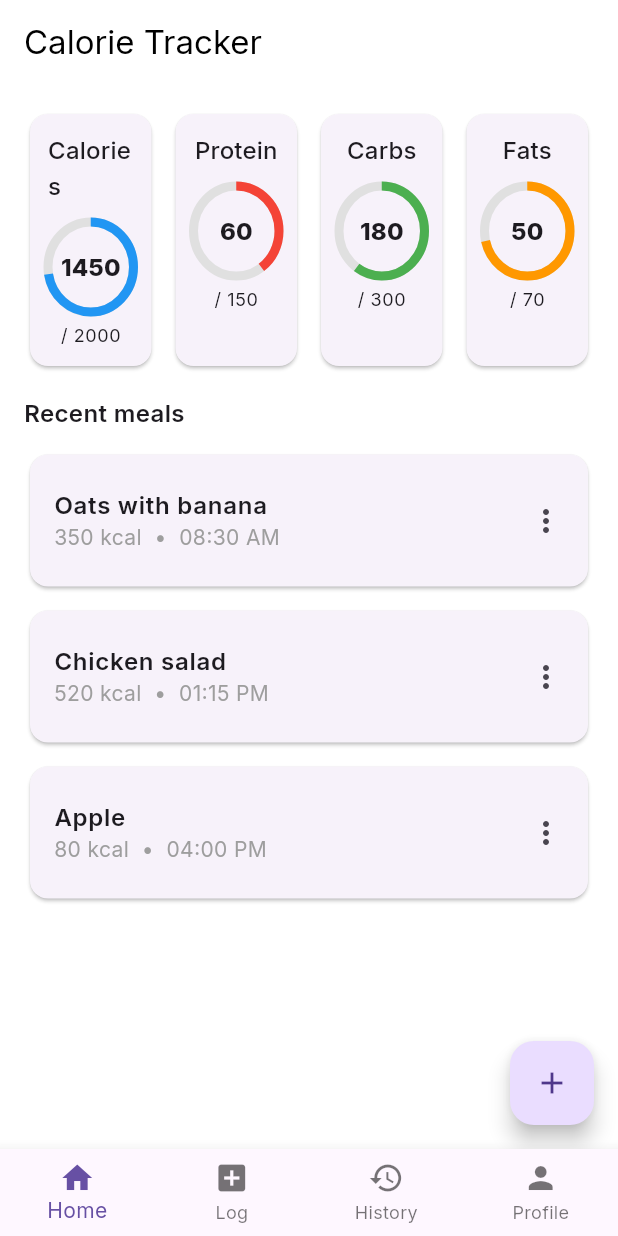
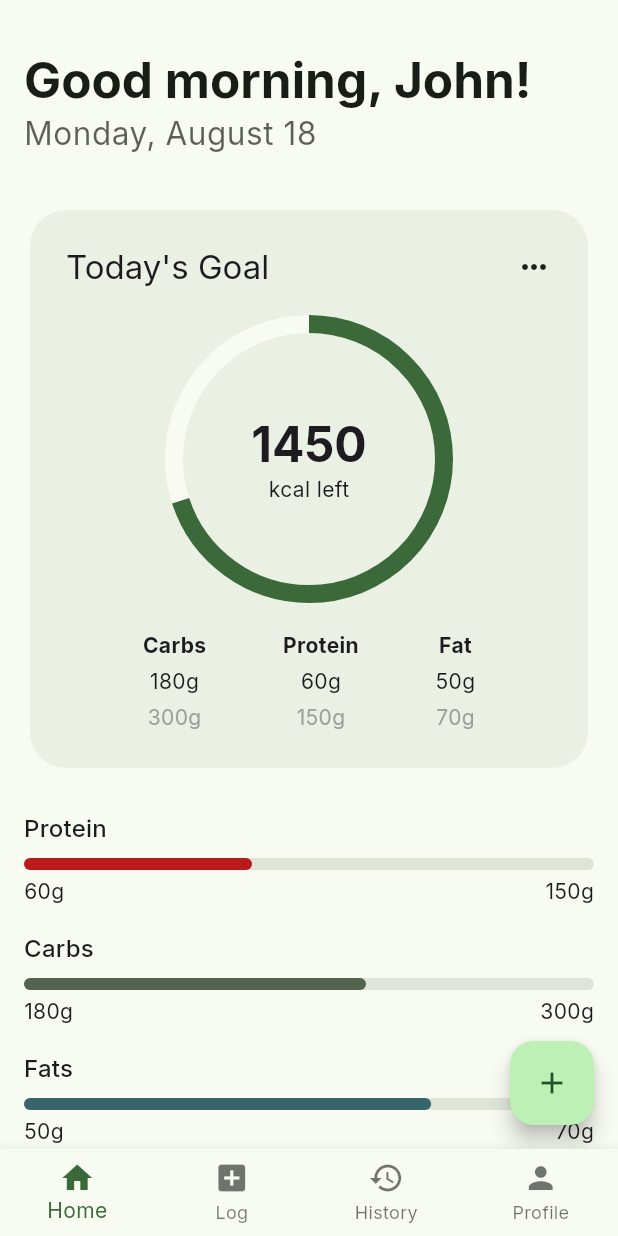
Before and after one commit to Pratyush-2/new_ui, a Flutter app: the screen it shows after launch, on a phone screen of 412 x 824 dp. Run offline on Flutter 3.47's test engine with Material 3 defaults, Android fonts, the phone set to English and light mode, and no system bars; our stand-ins replace google_fonts, image_picker.

Commit message:
Updated UI, added calorie & macro progress widgets

```diff
--- a/lib/main.dart
+++ b/lib/main.dart
@@ -21,16 +21,17 @@ class NutritionApp extends StatelessWidget {
           title: 'Nutrition AI',
           debugShowCheckedModeBanner: false,
           theme: ThemeData(
-            brightness: Brightness.light,
-            primarySwatch: Colors.green,
+            colorScheme: ColorScheme.fromSeed(seedColor: Colors.green),
+            useMaterial3: true,
             textTheme: GoogleFonts.interTextTheme(),
-            scaffoldBackgroundColor: Colors.white,
           ),
           darkTheme: ThemeData(
-            brightness: Brightness.dark,
-            primarySwatch: Colors.green,
+            colorScheme: ColorScheme.fromSeed(
+              seedColor: Colors.green,
+              brightness: Brightness.dark,
+            ),
+            useMaterial3: true,
             textTheme: GoogleFonts.interTextTheme(),
-            scaffoldBackgroundColor: Colors.grey[900],
           ),
           themeMode: mode,
           home: const MainTabs(),
--- a/lib/screens/history_screen.dart
+++ b/lib/screens/history_screen.dart
@@ -12,13 +12,13 @@ class HistoryScreen extends StatelessWidget {
         child: Column(
           crossAxisAlignment: CrossAxisAlignment.start,
           children: [
-            const Text('History', style: TextStyle(fontSize: 20, fontWeight: FontWeight.w600)),
+            Text('History', style: Theme.of(context).textTheme.headlineSmall),
             const SizedBox(height: 12),
             Expanded(
               child: ListView(
                 children: const [
-                  MealCard(title: '2025-08-08 — Breakfast', kcal: 420, time: '08:10 AM'),
-                  MealCard(title: '2025-08-08 — Lunch', kcal: 700, time: '01:05 PM'),
+                  MealCard(title: '2025-08-08 — Breakfast', kcal: 420, time: '08:10 AM', icon: Icons.breakfast_dining),
+                  MealCard(title: '2025-08-08 — Lunch', kcal: 700, time: '01:05 PM', icon: Icons.lunch_dining),
                 ],
               ),
             ),
--- a/lib/screens/home_screen.dart
+++ b/lib/screens/home_screen.dart
@@ -1,57 +1,126 @@
 import 'package:flutter/material.dart';
 import 'package:nutrition_app/screens/log_food_screen.dart';
-import '../widgets/macro_summary.dart';
+import 'package:nutrition_app/widgets/calorie_progress_card.dart';
+import 'package:nutrition_app/widgets/macro_progress.dart';
 import '../widgets/meal_card.dart';
+import 'package:intl/intl.dart'; // For date formatting
 
 class HomeScreen extends StatelessWidget {
   const HomeScreen({super.key});
 
   @override
   Widget build(BuildContext context) {
+    final theme = Theme.of(context);
+    final today = DateTime.now();
+    final formattedDate = DateFormat('EEEE, MMMM d').format(today);
+
     return Scaffold(
-      appBar: AppBar(
-        title: const Text('Calorie Tracker'),
-        elevation: 0,
-        backgroundColor: Colors.transparent,
-        foregroundColor: Colors.black,
-      ),
-      body: SafeArea(
-        child: Padding(
-          padding: const EdgeInsets.all(16.0),
-          child: Column(
+      body: CustomScrollView(
+        slivers: [
+          SliverAppBar(
+            expandedHeight: 120.0,
+            floating: true,
+            pinned: true,
+            flexibleSpace: FlexibleSpaceBar(
+              titlePadding: const EdgeInsets.only(left: 16.0, bottom: 16.0),
+              title: Column(
+                mainAxisAlignment: MainAxisAlignment.end,
                 crossAxisAlignment: CrossAxisAlignment.start,
                 children: [
-
-              const IntrinsicHeight(
-                child: Row(
-                  mainAxisAlignment: MainAxisAlignment.spaceBetween,
-                  children: [
-                    MacroSummary(title: 'Calories', currentValue: 1450, goalValue: 2000, color: Colors.blue),
-                    SizedBox(width: 8),
-                    MacroSummary(title: 'Protein', currentValue: 60, goalValue: 150, color: Colors.red),
-                    SizedBox(width: 8),
-                    MacroSummary(title: 'Carbs', currentValue: 180, goalValue: 300, color: Colors.green),
-                    SizedBox(width: 8),
-                    MacroSummary(title: 'Fats', currentValue: 50, goalValue: 70, color: Colors.orange),
-                  ],
+                  Text(
+                    'Good morning, John!', // Replace with actual user name
+                    style: theme.textTheme.titleLarge?.copyWith(
+                      color: theme.colorScheme.onSurface,
+                      fontWeight: FontWeight.bold,
                     ),
                   ),
-              const SizedBox(height: 16),
-              const Text('Recent meals', style: TextStyle(fontSize: 16, fontWeight: FontWeight.w600)),
-              const SizedBox(height: 8),
-              Expanded(
-                child: ListView(
-                  padding: const EdgeInsets.only(bottom: 72),
-                  children: const [
-                    MealCard(title: 'Oats with banana', kcal: 350, time: '08:30 AM'),
-                    MealCard(title: 'Chicken salad', kcal: 520, time: '01:15 PM'),
-                    MealCard(title: 'Apple', kcal: 80, time: '04:00 PM'),
-                  ],
+                  Text(
+                    formattedDate,
+                    style: theme.textTheme.bodyMedium?.copyWith(
+                      color: theme.colorScheme.onSurface.withOpacity(0.7),
                     ),
                   ),
                 ],
               ),
             ),
+          ),
+          SliverPadding(
+            padding: const EdgeInsets.all(16.0),
+            sliver: SliverToBoxAdapter(
+              child: CalorieProgressCard(),
+            ),
+          ),
+          SliverPadding(
+            padding: const EdgeInsets.symmetric(horizontal: 16.0, vertical: 8.0),
+            sliver: SliverToBoxAdapter(
+              child: Column(
+                children: [
+                  MacroProgress(
+                    title: 'Protein',
+                    currentValue: 60,
+                    goalValue: 150,
+                    color: theme.colorScheme.error,
+                  ),
+                  const SizedBox(height: 16),
+                  MacroProgress(
+                    title: 'Carbs',
+                    currentValue: 180,
+                    goalValue: 300,
+                    color: theme.colorScheme.secondary,
+                  ),
+                  const SizedBox(height: 16),
+                  MacroProgress(
+                    title: 'Fats',
+                    currentValue: 50,
+                    goalValue: 70,
+                    color: theme.colorScheme.tertiary,
+                  ),
+                ],
+              ),
+            ),
+          ),
+          SliverPadding(
+            padding: const EdgeInsets.all(16.0),
+            sliver: SliverToBoxAdapter(
+              child: Row(
+                mainAxisAlignment: MainAxisAlignment.spaceBetween,
+                children: [
+                  Text('Recent meals', style: theme.textTheme.headlineSmall),
+                  TextButton(
+                    onPressed: () {
+                      // Navigate to history screen
+                    },
+                    child: const Text('See all'),
+                  ),
+                ],
+              ),
+            ),
+          ),
+          SliverList(
+            delegate: SliverChildListDelegate(
+              const [
+                MealCard(
+                  title: 'Oats with banana',
+                  kcal: 350,
+                  time: '08:30 AM',
+                  icon: Icons.breakfast_dining,
+                ),
+                MealCard(
+                  title: 'Chicken salad',
+                  kcal: 520,
+                  time: '01:15 PM',
+                  icon: Icons.lunch_dining,
+                ),
+                MealCard(
+                  title: 'Apple',
+                  kcal: 80,
+                  time: '04:00 PM',
+                  icon: Icons.fastfood,
+                ),
+              ],
+            ),
+          ),
+        ],
       ),
       floatingActionButton: FloatingActionButton(
         onPressed: () {
--- a/lib/screens/main_tabs.dart
+++ b/lib/screens/main_tabs.dart
@@ -13,10 +13,10 @@ class MainTabs extends StatefulWidget {
 
 class _MainTabsState extends State<MainTabs> {
   int _index = 0;
-  final _pages = const [
-    HomeScreen(),
-    LogFoodScreen(),
-    HistoryScreen(),
+  final _pages = [
+    const HomeScreen(),
+    const LogFoodScreen(),
+    const HistoryScreen(),
     ProfileScreen(),
   ];
 
--- /dev/null
+++ b/lib/widgets/calorie_progress_card.dart
@@ -0,0 +1,87 @@
+import 'package:flutter/material.dart';
+
+class CalorieProgressCard extends StatelessWidget {
+  const CalorieProgressCard({super.key});
+
+  @override
+  Widget build(BuildContext context) {
+    final theme = Theme.of(context);
+    return Card(
+      elevation: 0,
+      color: theme.colorScheme.surfaceVariant.withOpacity(0.5),
+      shape: RoundedRectangleBorder(
+        borderRadius: BorderRadius.circular(24),
+      ),
+      child: Padding(
+        padding: const EdgeInsets.all(24.0),
+        child: Column(
+          children: [
+            Row(
+              mainAxisAlignment: MainAxisAlignment.spaceBetween,
+              children: [
+                Text("Today's Goal", style: theme.textTheme.titleLarge),
+                const Icon(Icons.more_horiz),
+              ],
+            ),
+            const SizedBox(height: 24),
+            SizedBox(
+              height: 180,
+              width: 180,
+              child: Stack(
+                fit: StackFit.expand,
+                children: [
+                  CircularProgressIndicator(
+                    value: 0.7,
+                    strokeWidth: 12,
+                    backgroundColor: theme.colorScheme.surface,
+                    valueColor: AlwaysStoppedAnimation<Color>(
+                      theme.colorScheme.primary,
+                    ),
+                  ),
+                  Center(
+                    child: Column(
+                      mainAxisAlignment: MainAxisAlignment.center,
+                      children: [
+                        Text(
+                          "1450",
+                          style: theme.textTheme.headlineLarge?.copyWith(
+                            fontWeight: FontWeight.bold,
+                          ),
+                        ),
+                        Text(
+                          "kcal left",
+                          style: theme.textTheme.bodyMedium,
+                        ),
+                      ],
+                    ),
+                  ),
+                ],
+              ),
+            ),
+            const SizedBox(height: 24),
+            Row(
+              mainAxisAlignment: MainAxisAlignment.spaceEvenly,
+              children: [
+                _buildMacroInfo("Carbs", "180g", "300g"),
+                _buildMacroInfo("Protein", "60g", "150g"),
+                _buildMacroInfo("Fat", "50g", "70g"),
+              ],
+            ),
+          ],
+        ),
+      ),
+    );
+  }
+
+  Widget _buildMacroInfo(String title, String value, String goal) {
+    return Column(
+      children: [
+        Text(title, style: const TextStyle(fontWeight: FontWeight.bold)),
+        const SizedBox(height: 4),
+        Text(value),
+        const SizedBox(height: 4),
+        Text(goal, style: const TextStyle(color: Colors.grey)),
+      ],
+    );
+  }
+}
--- /dev/null
+++ b/lib/widgets/macro_progress.dart
@@ -0,0 +1,45 @@
+import 'package:flutter/material.dart';
+
+class MacroProgress extends StatelessWidget {
+  final String title;
+  final int currentValue;
+  final int goalValue;
+  final Color color;
+
+  const MacroProgress({
+    super.key,
+    required this.title,
+    required this.currentValue,
+    required this.goalValue,
+    required this.color,
+  });
+
+  @override
+  Widget build(BuildContext context) {
+    final theme = Theme.of(context);
+    final progress = (currentValue / goalValue).clamp(0.0, 1.0);
+
+    return Column(
+      crossAxisAlignment: CrossAxisAlignment.start,
+      children: [
+        Text(title, style: theme.textTheme.titleMedium),
+        const SizedBox(height: 8),
+        LinearProgressIndicator(
+          value: progress,
+          backgroundColor: theme.colorScheme.surfaceVariant,
+          valueColor: AlwaysStoppedAnimation<Color>(color),
+          minHeight: 8,
+          borderRadius: BorderRadius.circular(4),
+        ),
+        const SizedBox(height: 4),
+        Row(
+          mainAxisAlignment: MainAxisAlignment.spaceBetween,
+          children: [
+            Text("${currentValue}g"),
+            Text("${goalValue}g"),
+          ],
+        ),
+      ],
+    );
+  }
+}
--- a/lib/widgets/macro_summary.dart
+++ b/lib/widgets/macro_summary.dart
@@ -40,7 +40,7 @@ class MacroSummary extends StatelessWidget {
                   children: [
                     CircularProgressIndicator(
                       value: progress,
-                      backgroundColor: Colors.grey[300],
+                      backgroundColor: Theme.of(context).colorScheme.surfaceVariant,
                       color: color,
                       strokeWidth: 6,
                     ),
--- a/pubspec.yaml
+++ b/pubspec.yaml
@@ -37,6 +37,7 @@ dependencies:
   google_fonts: ^6.2.1
   image_picker: ^1.1.2
   http: ^1.2.1
+  intl: ^0.18.1
 
 dev_dependencies:
   flutter_test:
```
Also changed, not shown: lib/screens/log_food_screen.dart (+11 -3 lines), lib/screens/profile_screen.dart (+89 -31 lines), lib/widgets/meal_card.dart (+15 -4 lines), pubspec.lock, 1 other file. Lines whose indentation alone changed are shown as unchanged.
